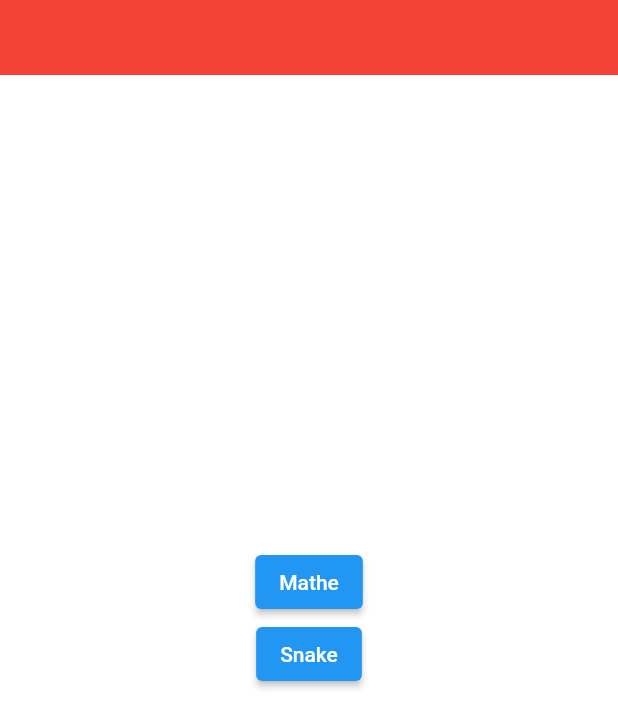
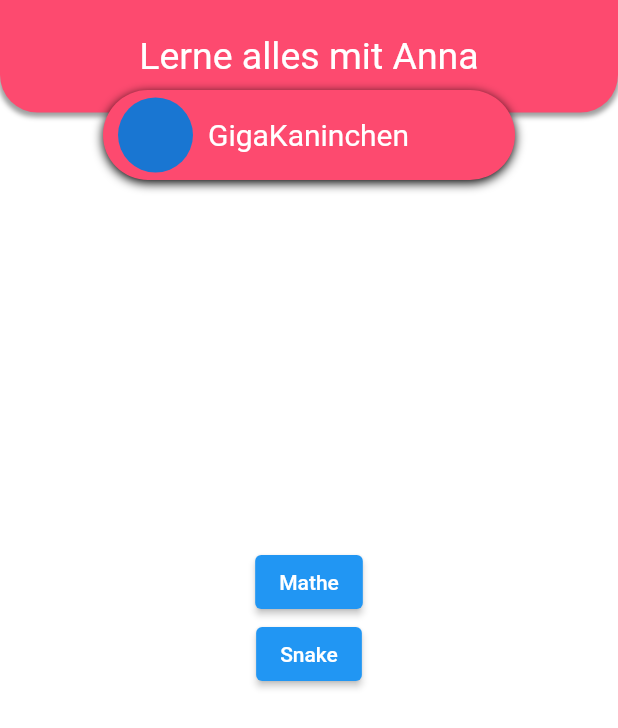
Before and after one commit to thm-mni-ii/lama, a Flutter app: the screen it shows after launch, on a phone screen of 412 x 824 dp. Shown: the top 728 px of the screen. Run offline on Flutter 3.47's test engine with Material 2 defaults, Android fonts, the phone set to English and light mode, and no system bars; missing offline and left inert: flame.

Commit message:
Add Userbar below header

```diff
--- a/lama_app/lib/app/screens/home_screen.dart
+++ b/lama_app/lib/app/screens/home_screen.dart
@@ -6,7 +6,7 @@ class HomeScreen extends StatelessWidget {
   Widget build(BuildContext context) {
     Size screenSize = MediaQuery.of(context).size;
     return Scaffold(
-      backgroundColor: Colors.red,
+      backgroundColor: Color.fromARGB(255, 253, 74, 111),
       body: SafeArea(
         child: Stack(
           children: [
@@ -32,8 +32,63 @@ class HomeScreen extends StatelessWidget {
               alignment: Alignment.topCenter,
               child: Container(
                 width: screenSize.width,
-                height: 50,
-                color: Colors.red,
+                height: 75,
+                decoration: BoxDecoration(
+                  color: Color.fromARGB(255, 253, 74, 111),
+                  borderRadius: BorderRadius.only(
+                    bottomLeft: Radius.circular(25),
+                    bottomRight: Radius.circular(25),
+                  ),
+                  boxShadow: [
+                    BoxShadow(
+                        blurRadius: 2,
+                        offset: Offset(0, 2),
+                        spreadRadius: 1,
+                        color: Colors.grey)
+                  ],
+                ),
+                child: Center(
+                  child: Text(
+                    "Lerne alles mit Anna",
+                    style: TextStyle(color: Colors.white, fontSize: 25),
+                  ),
+                ),
+              ),
+            ),
+            Align(
+              alignment: Alignment.topCenter,
+              child: Container(
+                width: screenSize.width / 1.5,
+                margin: EdgeInsets.only(top: 60),
+                height: 60,
+                decoration: BoxDecoration(
+                  borderRadius: BorderRadius.all(
+                    Radius.circular(50),
+                  ),
+                  boxShadow: [
+                    BoxShadow(
+                        blurRadius: 5,
+                        color: Colors.black,
+                        offset: Offset(0, 2))
+                  ],
+                  color: Color.fromARGB(255, 253, 74, 111),
+                ),
+                padding: EdgeInsets.only(
+                  left: 10,
+                  right: 10,
+                ),
+                child: Row(
+                  children: [
+                    CircleAvatar(
+                      radius: 25,
+                    ),
+                    SizedBox(width: 10),
+                    Text(
+                      "GigaKaninchen",
+                      style: TextStyle(color: Colors.white, fontSize: 20),
+                    )
+                  ],
+                ),
               ),
             ),
           ],
```
